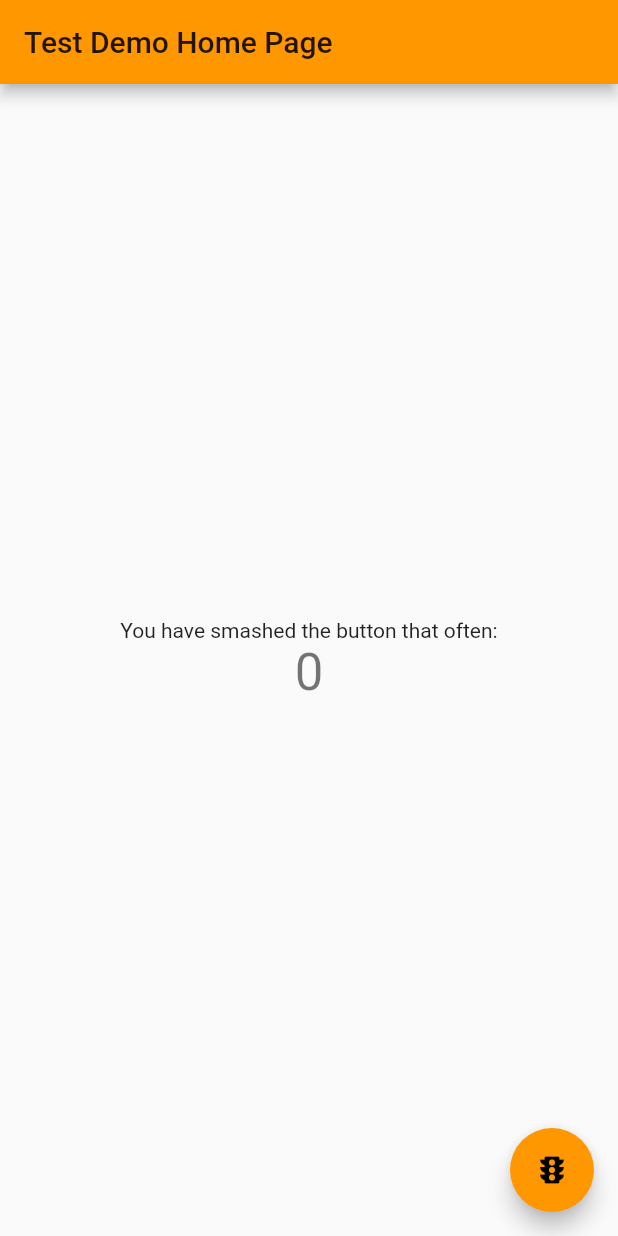
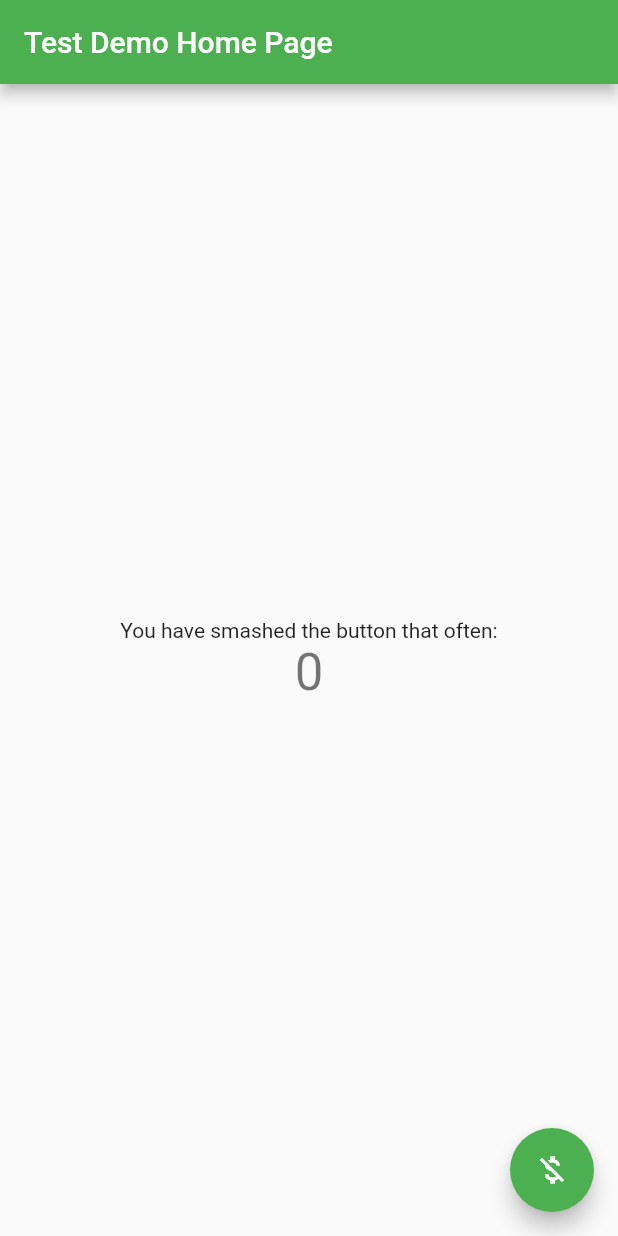
Before and after one commit to wadthyk/flutter_test_github_wadthy_01, a Flutter app: the screen it shows after launch, on a phone screen of 412 x 824 dp. Run offline on Flutter 3.47's test engine with Material 2 defaults, Android fonts, the phone set to English and light mode, and no system bars.

Commit message:
design_change_03

```diff
--- a/lib/main.dart
+++ b/lib/main.dart
@@ -20,7 +20,7 @@ class MyApp extends StatelessWidget {
         // or simply save your changes to "hot reload" in a Flutter IDE).
         // Notice that the counter didn't reset back to zero; the application
         // is not restarted.
-        primarySwatch: Colors.orange,
+        primarySwatch: Colors.green,
         // This makes the visual density adapt to the platform that you run
         // the app on. For desktop platforms, the controls will be smaller and
         // closer together (more dense) than on mobile platforms.
@@ -110,7 +110,7 @@ class _MyHomePageState extends State<MyHomePage> {
       floatingActionButton: FloatingActionButton(
         onPressed: _incrementCounter,
         tooltip: 'Increment',
-        child: Icon(Icons.traffic),
+        child: Icon(Icons.money_off),
       ), // This trailing comma makes auto-formatting nicer for build methods.
     );
   }
```
